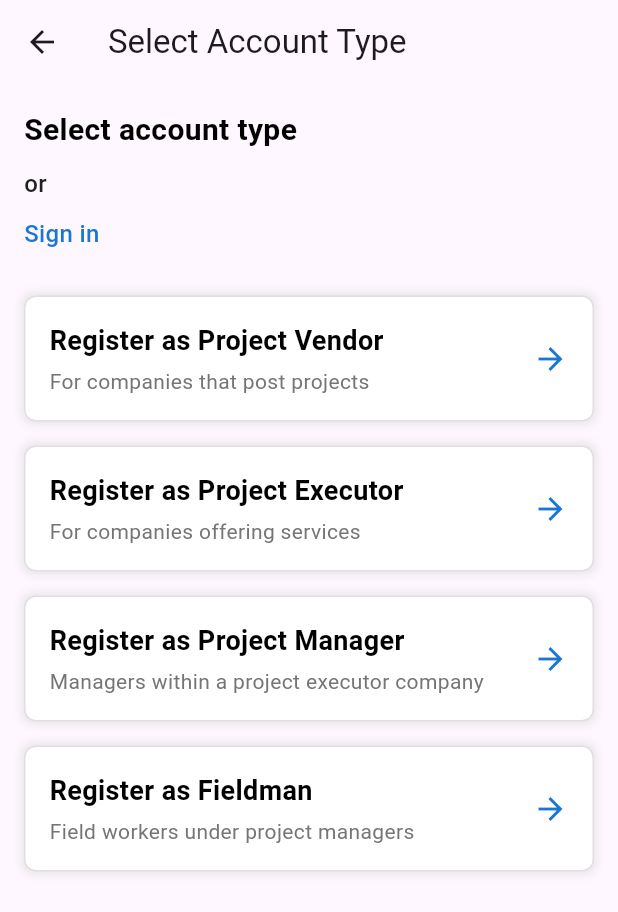
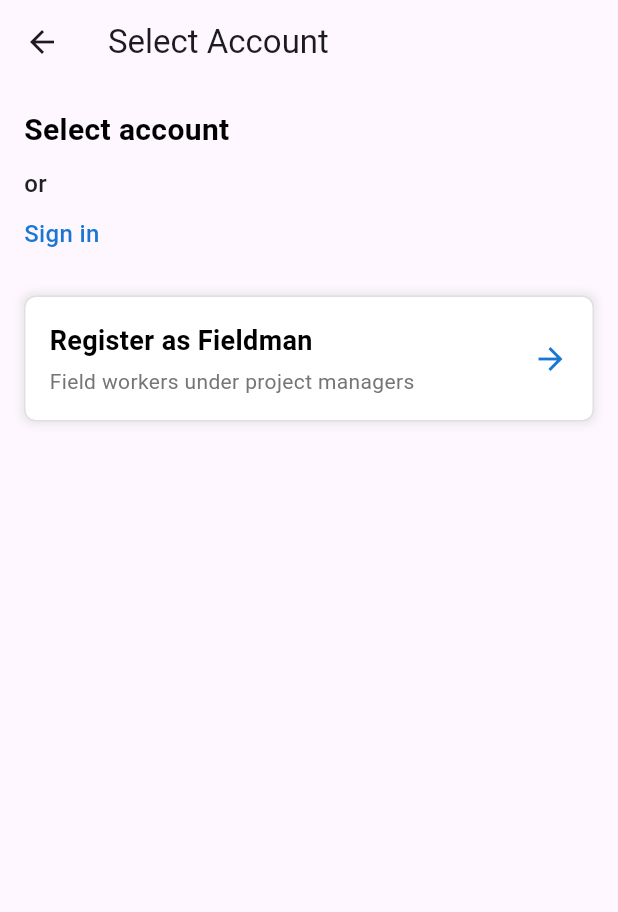
Before and after one commit to NgenoMark/IndraMapVendor, a Flutter app: the screen it shows after launch, after a tap on "Don’t have an account? Register here", on a phone screen of 412 x 824 dp. Shown: the top 912 px of the screen. Run offline on Flutter 3.47's test engine with Material 3 defaults, Android fonts, the phone set to English and light mode, and no system bars.

Commit message:
Modified files

```diff
--- a/frontend/lib/main.dart
+++ b/frontend/lib/main.dart
@@ -1,5 +1,6 @@
 import 'package:flutter/material.dart';
-import 'pages/login_page.dart';
+import 'dart:async';
+import 'pages/login_page.dart'; // Import your login page
 
 void main() {
   runApp(MyApp());
@@ -9,9 +10,47 @@
   @override
   Widget build(BuildContext context) {
     return MaterialApp(
-      title: 'Project Management App',
-      theme: ThemeData(primarySwatch: Colors.blue),
-      home: LoginPage(),
+      title: 'My App',
+      debugShowCheckedModeBanner: false,
+      theme: ThemeData(
+        primarySwatch: Colors.blue,
+      ),
+      home: SplashScreen(), // Set SplashScreen as the first screen
     );
   }
 }
+
+class SplashScreen extends StatefulWidget {
+  @override
+  _SplashScreenState createState() => _SplashScreenState();
+}
+
+class _SplashScreenState extends State<SplashScreen> {
+  @override
+  void initState() {
+    super.initState();
+    Timer(Duration(seconds: 2), () { // Change 3 to the duration you want
+      Navigator.pushReplacement(
+        context,
+        MaterialPageRoute(builder: (context) => LoginPage()),
+      );
+    });
+  }
+
+  @override
+  Widget build(BuildContext context) {
+    return Scaffold(
+      backgroundColor: Colors.white, // Change this to match your splash screen design
+      body: Center(
+        child: Column(
+          mainAxisAlignment: MainAxisAlignment.center,
+          children: [
+            Image.asset("assets/splash_logo.jpg" , width: 200,),
+            SizedBox(height: 20),
+            CircularProgressIndicator(), // Loading animation
+          ],
+        ),
+      ),
+    );
+  }
+}
--- a/frontend/lib/pages/register_page.dart
+++ b/frontend/lib/pages/register_page.dart
@@ -1,22 +1,22 @@
 import 'package:flutter/material.dart';
 import 'package:frontend/pages/login_page.dart';
-import 'project_vendor_register_page.dart'; // Import registration pages for each user type
-import 'project_executor_register_page.dart';
-import 'project_manager_register_page.dart';
+// import 'project_vendor_register_page.dart'; // Import registration pages for each user type
+// import 'project_executor_register_page.dart';
+// import 'project_manager_register_page.dart';
 import 'fieldman_register_page.dart';
 
 class RegisterPage extends StatelessWidget {
   @override
   Widget build(BuildContext context) {
     return Scaffold(
-      appBar: AppBar(title: Text('Select Account Type')),
+      appBar: AppBar(title: Text('Select Account')),
       body: Padding(
         padding: const EdgeInsets.all(16.0),
         child: Column(
           crossAxisAlignment: CrossAxisAlignment.start,
           children: <Widget>[
             Text(
-              'Select account type',
+              'Select account ',
               style: TextStyle(
                 fontSize: 20,
                 fontWeight: FontWeight.bold,
@@ -54,47 +54,47 @@ class RegisterPage extends StatelessWidget {
             Column(
               children: <Widget>[
                 // Project Vendor button
-                _buildRegisterButton(
-                  context,
-                  'Register as Project Vendor',
-                  'For companies that post projects',
-                  () {
-                    Navigator.push(
-                      context,
-                      MaterialPageRoute(
-                          builder: (context) => ProjectVendorRegisterPage()),
-                    );
-                  },
-                ),
-                SizedBox(height: 16),
+                // _buildRegisterButton(
+                //   context,
+                //   'Register as Project Vendor',
+                //   'For companies that post projects',
+                //   () {
+                //     Navigator.push(
+                //       context,
+                //       MaterialPageRoute(
+                //           builder: (context) => ProjectVendorRegisterPage()),
+                //     );
+                //   },
+                // ),
+                // SizedBox(height: 16),
                 // Project Executor button
-                _buildRegisterButton(
-                  context,
-                  'Register as Project Executor',
-                  'For companies offering services',
-                  () {
-                    Navigator.push(
-                      context,
-                      MaterialPageRoute(
-                          builder: (context) => ProjectExecutorRegisterPage()),
-                    );
-                  },
-                ),
-                SizedBox(height: 16),
+                // _buildRegisterButton(
+                //   context,
+                //   'Register as Project Executor',
+                //   'For companies offering services',
+                //   () {
+                //     Navigator.push(
+                //       context,
+                //       MaterialPageRoute(
+                //           builder: (context) => ProjectExecutorRegisterPage()),
+                //     );
+                //   },
+                // ),
+                // SizedBox(height: 16),
                 // Project Manager button
-                _buildRegisterButton(
-                  context,
-                  'Register as Project Manager',
-                  'Managers within a project executor company',
-                  () {
-                    Navigator.push(
-                      context,
-                      MaterialPageRoute(
-                          builder: (context) => ProjectManagerRegisterPage()),
-                    );
-                  },
-                ),
-                SizedBox(height: 16),
+                // _buildRegisterButton(
+                //   context,
+                //   'Register as Project Manager',
+                //   'Managers within a project executor company',
+                //   () {
+                //     Navigator.push(
+                //       context,
+                //       MaterialPageRoute(
+                //           builder: (context) => ProjectManagerRegisterPage()),
+                //     );
+                //   },
+                // ),
+                // SizedBox(height: 16),
                 // Fieldman button
                 _buildRegisterButton(
                   context,
--- a/frontend/pubspec.yaml
+++ b/frontend/pubspec.yaml
@@ -11,7 +11,7 @@ environment:
 dependencies:
   flutter:
     sdk: flutter
-
+  http: ^0.13.5
   cupertino_icons: ^1.0.8
   flutter_native_splash: ^2.3.6
 
```
Also changed, not shown: frontend/pubspec.lock.
